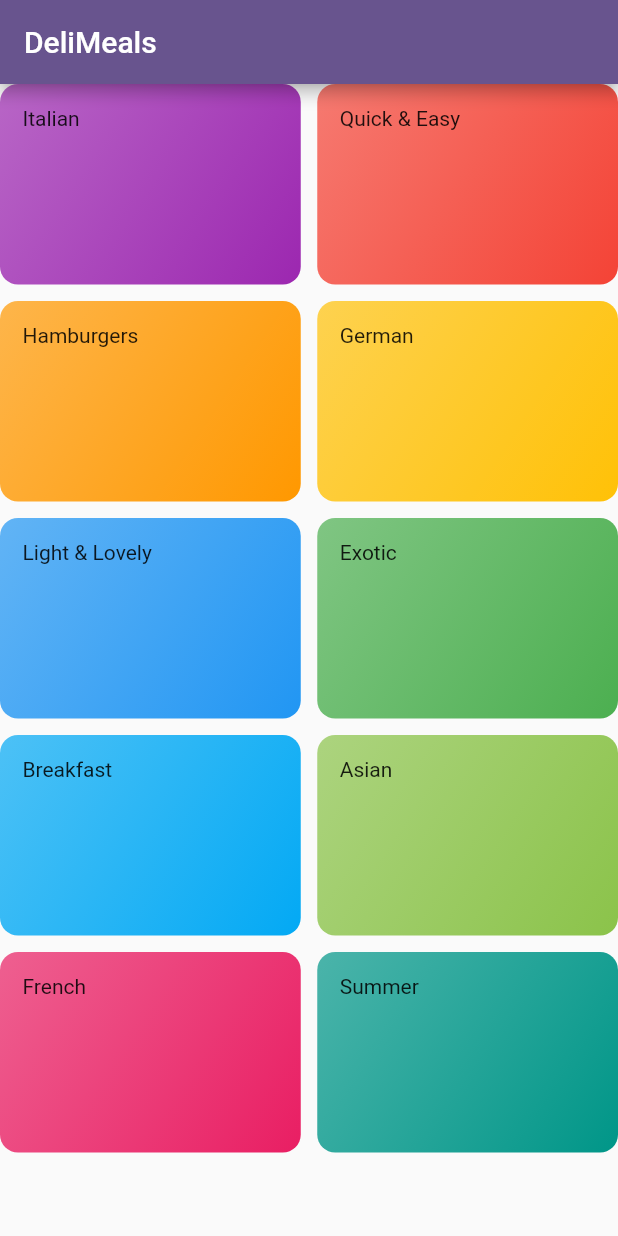
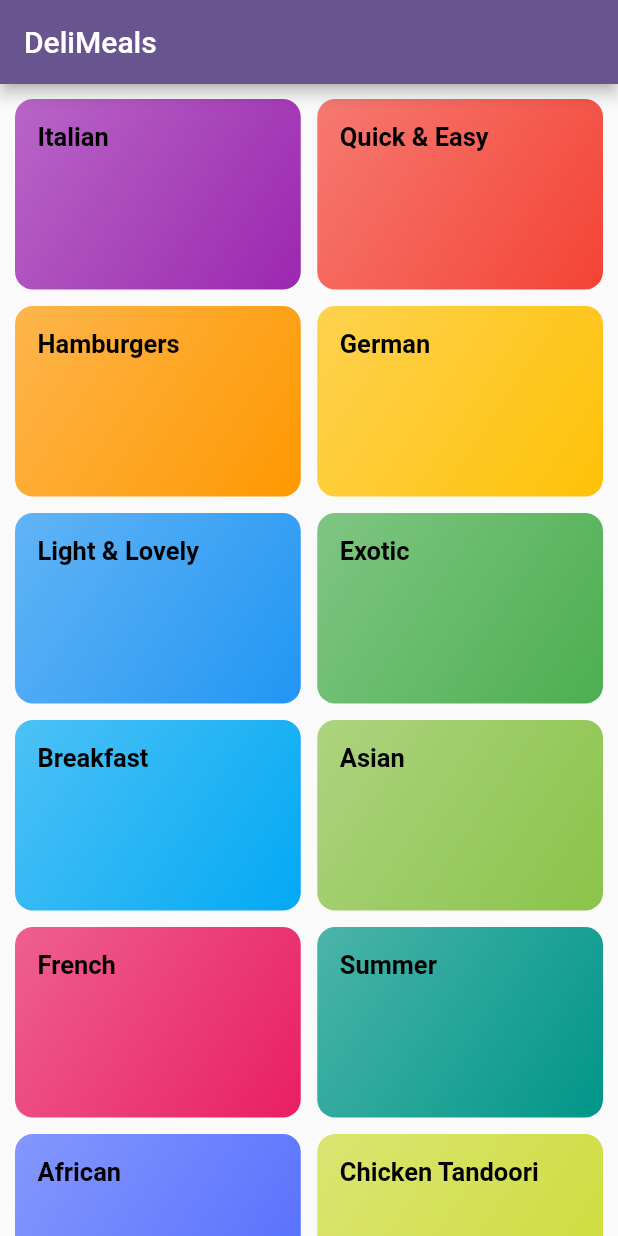
Before and after one commit to 420saqi/meals-App, a Flutter app: the screen it shows after launch, on a phone screen of 412 x 824 dp. Run offline on Flutter 3.47's test engine with Material 2 defaults, Android fonts, the phone set to English and light mode, and no system bars.

Commit message:
lecture 159 and 160 done

```diff
--- a/lib/category_item.dart
+++ b/lib/category_item.dart
@@ -1,15 +1,28 @@
-
 import 'package:flutter/material.dart';
+import 'package:mealsapp/category_meals_screen.dart';
 
 class CategoryItem extends StatelessWidget {
   final String itemTitle;
   final Color itemColor;
 
-  const CategoryItem({required this.itemTitle,required this.itemColor,});
+  const CategoryItem({
+    required this.itemTitle,
+    required this.itemColor,
+  });
+
+  void selectedMeal(BuildContext ctx){
+    Navigator.of(ctx).push(MaterialPageRoute(
+      builder: (_) =>const CategoryMealScreen() ,));
+  }
 
   @override
   Widget build(BuildContext context) {
-    return Container(
+    return InkWell(
+      onTap: () =>selectedMeal(context),
+      splashColor: Colors.blueGrey,
+      mouseCursor: MouseCursor.defer,
+      borderRadius: BorderRadius.circular(12),
+      child: Container(
         padding: const EdgeInsets.all(15),
         decoration: BoxDecoration(
             borderRadius: BorderRadius.circular(12),
@@ -20,9 +33,12 @@ final Color itemColor;
               ],
               begin: Alignment.topLeft,
               end: Alignment.bottomRight,
-        )
+            )),
+        child: Text(
+          itemTitle,
+          style: Theme.of(context).textTheme.titleMedium,
         ),
-      child:Text(itemTitle),
+      ),
     );
   }
 }
--- a/lib/category_screen.dart
+++ b/lib/category_screen.dart
@@ -12,6 +12,7 @@ class CategoriesScreen extends StatelessWidget {
         title: const Text('DeliMeals'),
       ),
       body: GridView(
+        padding: const EdgeInsets.all(10),
         gridDelegate: const SliverGridDelegateWithMaxCrossAxisExtent(
           maxCrossAxisExtent: 200, //width of each item
           childAspectRatio: 3 / 2, // if width =200 then height =300
--- a/lib/dummy_data.dart
+++ b/lib/dummy_data.dart
@@ -53,4 +53,14 @@ const dummyCategories = [
     title: 'Summer',
     color: Colors.teal,
   ),
+  Category(
+    id: 'c11',
+    title: 'African',
+    color: Colors.indigoAccent,
+  ),
+  Category(
+    id: 'c12',
+    title: 'Chicken Tandoori',
+    color: Colors.lime,
+  ),
 ];
--- a/lib/main.dart
+++ b/lib/main.dart
@@ -14,7 +14,14 @@ class MyApp extends StatelessWidget {
     return MaterialApp(
       title: 'DeliMealsDemo',
       theme: ThemeData(
+        textTheme: ThemeData.light().textTheme.copyWith(
+          titleMedium: const TextStyle(
+            fontSize: 17,
+            fontWeight: FontWeight.w600,
+            color: Colors.black
 
+          )
+        ),
         colorScheme: ColorScheme.fromSeed(seedColor: Colors.deepPurple),
       ),
       home: const CategoriesScreen(),
```
Also changed, not shown: lib/category_meals_screen.dart (added, +17 -0 lines). Lines whose indentation alone changed are shown as unchanged.
